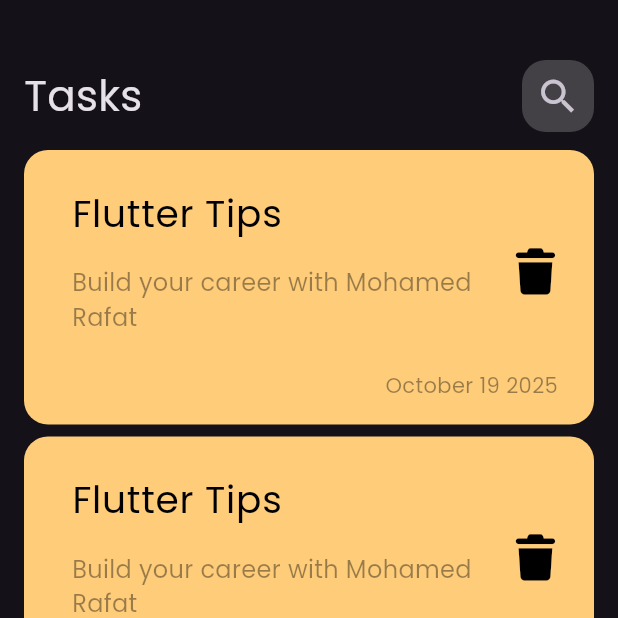
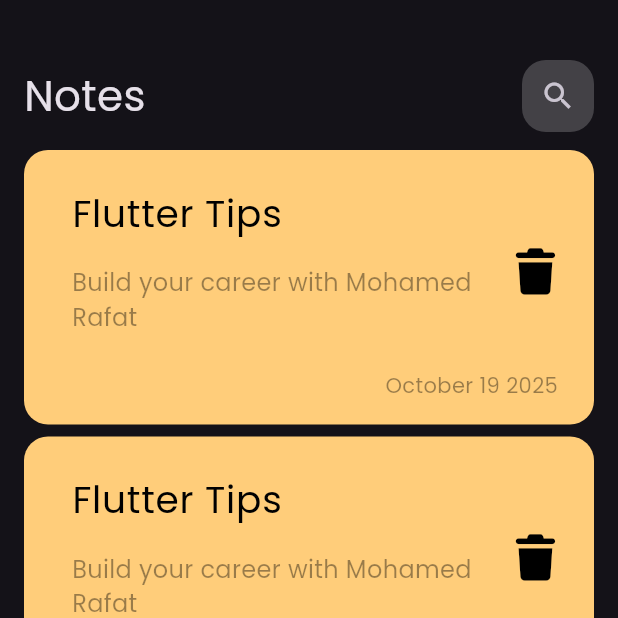
Before and after one commit to MohamedRafat-hub/Notify, a Flutter app: the screen it shows after launch, on a phone screen of 412 x 824 dp, the top half of it. Run offline on Flutter 3.47's test engine with Material 3 defaults, Android fonts, the phone set to English and light mode, and no system bars; our stand-ins replace font_awesome_flutter.

Commit message:
Edit note view ui done

```diff
--- a/lib/views/notes_view.dart
+++ b/lib/views/notes_view.dart
@@ -21,7 +21,7 @@ class NotesView extends StatelessWidget {
           borderRadius: BorderRadius.circular(100),
         ),
       ),
-      body: TasksViewBody(),
+      body: NotesViewBody(),
     );
   }
 }
--- a/lib/widgets/custom_app_bar.dart
+++ b/lib/widgets/custom_app_bar.dart
@@ -3,18 +3,21 @@ import 'package:tasky_app/widgets/custom_icon.dart';
 
 
 class CustomAppBar extends StatelessWidget {
-  const CustomAppBar({super.key});
-
+  const CustomAppBar({super.key, required this.title, required this.iconButton});
+  final String title;
+  final IconButton iconButton;
   @override
   Widget build(BuildContext context) {
     return Row(
       mainAxisAlignment: MainAxisAlignment.spaceBetween,
       children: [
         Text(
-          'Tasks',
+          title,
           style: TextStyle(fontSize: 28),
         ),
-        CustomIcon(),
+        CustomIcon(
+          iconButton:iconButton ,
+        ),
       ],
     );
   }
--- a/lib/widgets/custom_icon.dart
+++ b/lib/widgets/custom_icon.dart
@@ -3,7 +3,10 @@ import 'package:flutter/material.dart';
 class CustomIcon extends StatelessWidget {
   const CustomIcon({
     super.key,
+    required this.iconButton,
   });
+
+  final IconButton iconButton;
 
   @override
   Widget build(BuildContext context) {
@@ -12,13 +15,7 @@ class CustomIcon extends StatelessWidget {
         color: Colors.white.withValues(alpha: .2),
         borderRadius: BorderRadius.circular(16),
       ),
-      child: IconButton(
-        onPressed: () {},
-        icon: Icon(
-          Icons.search,
-          size: 30,
-        ),
-      ),
+      child: iconButton,
     );
   }
 }
--- a/lib/widgets/note_item.dart
+++ b/lib/widgets/note_item.dart
@@ -1,12 +1,19 @@
 import 'package:flutter/material.dart';
 import 'package:font_awesome_flutter/font_awesome_flutter.dart';
+import 'package:tasky_app/views/edit_note_view.dart';
 
 class NoteItem extends StatelessWidget {
   const NoteItem({super.key});
 
   @override
   Widget build(BuildContext context) {
-    return Container(
+    return GestureDetector(
+      onTap: (){
+        Navigator.push(context, MaterialPageRoute(builder: (context){
+          return EditNoteView();
+        }));
+      },
+      child: Container(
         margin:  const EdgeInsets.only(bottom: 8),
         padding: EdgeInsets.only(top: 16 , bottom: 16 , left: 16),
         decoration: BoxDecoration(
@@ -43,6 +50,7 @@ class NoteItem extends StatelessWidget {
             ),
           ],
         ),
+      ),
     );
   }
 }
--- a/lib/widgets/tasks_view_body.dart
+++ b/lib/widgets/tasks_view_body.dart
@@ -3,8 +3,8 @@ import 'package:tasky_app/widgets/custom_app_bar.dart';
 import 'package:tasky_app/widgets/note_item.dart';
 import 'package:tasky_app/widgets/notes_list_view.dart';
 
-class TasksViewBody extends StatelessWidget {
-  const TasksViewBody({super.key});
+class NotesViewBody extends StatelessWidget {
+  const NotesViewBody({super.key});
 
   @override
   Widget build(BuildContext context) {
@@ -15,7 +15,10 @@ class TasksViewBody extends StatelessWidget {
           SizedBox(
             height: 40,
           ),
-          CustomAppBar(),
+          CustomAppBar(
+            title: 'Notes',
+            iconButton: IconButton(onPressed: (){}, icon: Icon(Icons.search)),
+          ),
           Expanded(child: NotesListView()),
         ],
       ),
```
Also changed, not shown: lib/views/edit_note_view.dart (added, +35 -0 lines). Lines whose indentation alone changed are shown as unchanged.
